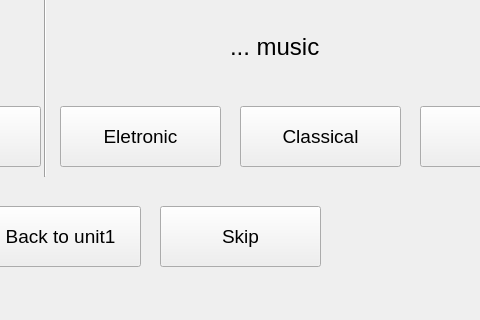
This is SPCK/Gui/music4.ui in trongphuc1/TL-C4K-PTI01- as Qt 5 draws it before an edit; both pictures show x 500 to 980 and y 544 to 864 of the 1091 by 864 pixel window. The edited form follows.
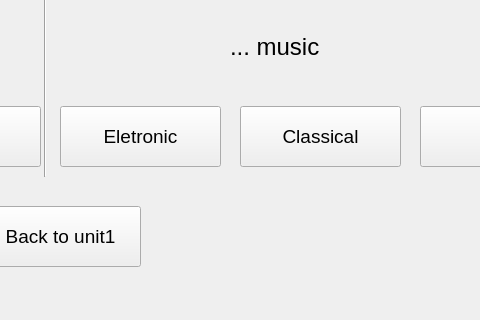
This is the edited form. Icons and pictures are not drawn.

Diff of the .ui file:
```diff
--- a/SPCK/Gui/music4.ui
+++ b/SPCK/Gui/music4.ui
@@ -409,24 +409,6 @@
      <string>Next lesson</string>
     </property>
    </widget>
-   <widget class="QPushButton" name="pushButton_19">
-    <property name="geometry">
-     <rect>
-      <x>660</x>
-      <y>750</y>
-      <width>161</width>
-      <height>61</height>
-     </rect>
-    </property>
-    <property name="font">
-     <font>
-      <pointsize>14</pointsize>
-     </font>
-    </property>
-    <property name="text">
-     <string>Skip</string>
-    </property>
-   </widget>
    <widget class="QPushButton" name="pushButton_20">
     <property name="geometry">
      <rect>
```
